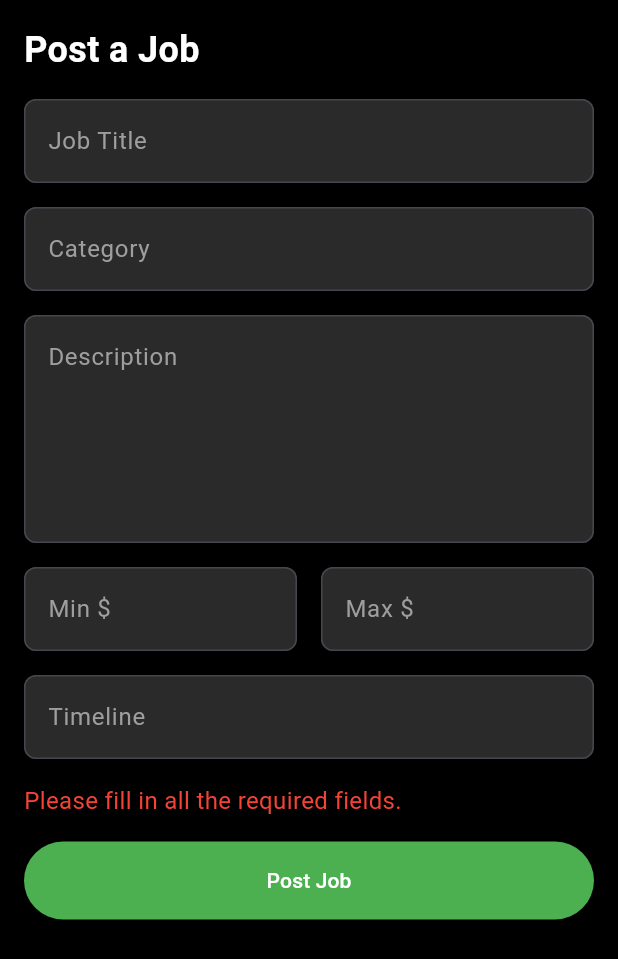
After one commit to timsinadipesh/GigHire, a Flutter app: the JobPostingScreen screen opened by its route, after a tap on "Post Job", on a phone screen of 412 x 824 dp. The commit adds this screen. Shown: the top 959 px of the screen. Run offline on Flutter 3.47's test engine with Material 3 defaults, Android fonts, the phone set to English and light mode, and no system bars; our stand-ins replace cached_network_image, cloud_firestore, firebase_auth, firebase_core, firebase_storage, image_picker; accounts and stored records are empty; Roboto replaces fonts that are missing (Arial).

Commit message:
post job v1

```diff
--- /dev/null
+++ b/devtools_options.yaml
@@ -0,0 +1,3 @@
+description: This file stores settings for Dart & Flutter DevTools.
+documentation: https://docs.flutter.dev/tools/devtools/extensions#configure-extension-enablement-states
+extensions:
--- /dev/null
+++ b/lib/client/job_posting_screen.dart
@@ -0,0 +1,234 @@
+import 'package:flutter/material.dart';
+import 'package:cloud_firestore/cloud_firestore.dart';
+import 'package:gighire/base_user/globals.dart';
+
+class JobPostingScreen extends StatefulWidget {
+  const JobPostingScreen({Key? key}) : super(key: key);
+
+  @override
+  _JobPostingScreenState createState() => _JobPostingScreenState();
+}
+
+class _JobPostingScreenState extends State<JobPostingScreen> {
+  final FirebaseFirestore _firestore = FirebaseFirestore.instance;
+
+  final TextEditingController _jobTitleController = TextEditingController();
+  final TextEditingController _categoryController = TextEditingController();
+  final TextEditingController _descriptionController = TextEditingController();
+  final TextEditingController _minBudgetController = TextEditingController();
+  final TextEditingController _maxBudgetController = TextEditingController();
+  final TextEditingController _timelineController = TextEditingController();
+
+  bool _isLoading = false;
+  String _errorMessage = '';
+
+  @override
+  Widget build(BuildContext context) {
+    return Scaffold(
+      backgroundColor: Colors.black,
+      body: SafeArea(
+        child: Padding(
+          padding: const EdgeInsets.all(16.0),
+          child: Column(
+            crossAxisAlignment: CrossAxisAlignment.stretch,
+            children: [
+              Text(
+                'Post a Job',
+                style: TextStyle(
+                  color: Colors.white,
+                  fontSize: 24.0,
+                  fontWeight: FontWeight.bold,
+                ),
+              ),
+              SizedBox(height: 16.0),
+              TextField(
+                controller: _jobTitleController,
+                style: TextStyle(color: Colors.white),
+                decoration: InputDecoration(
+                  hintText: 'Job Title',
+                  hintStyle: TextStyle(color: Colors.grey),
+                  border: OutlineInputBorder(
+                    borderRadius: BorderRadius.circular(8.0),
+                    borderSide: BorderSide(color: Colors.grey),
+                  ),
+                  filled: true,
+                  fillColor: Color(0xFF2A2A2A),
+                ),
+              ),
+              SizedBox(height: 16.0),
+              TextField(
+                controller: _categoryController,
+                style: TextStyle(color: Colors.white),
+                decoration: InputDecoration(
+                  hintText: 'Category',
+                  hintStyle: TextStyle(color: Colors.grey),
+                  border: OutlineInputBorder(
+                    borderRadius: BorderRadius.circular(8.0),
+                    borderSide: BorderSide(color: Colors.grey),
+                  ),
+                  filled: true,
+                  fillColor: Color(0xFF2A2A2A),
+                ),
+              ),
+              SizedBox(height: 16.0),
+              TextField(
+                controller: _descriptionController,
+                style: TextStyle(color: Colors.white),
+                maxLines: 5,
+                decoration: InputDecoration(
+                  hintText: 'Description',
+                  hintStyle: TextStyle(color: Colors.grey),
+                  border: OutlineInputBorder(
+                    borderRadius: BorderRadius.circular(8.0),
+                    borderSide: BorderSide(color: Colors.grey),
+                  ),
+                  filled: true,
+                  fillColor: Color(0xFF2A2A2A),
+                ),
+              ),
+              SizedBox(height: 16.0),
+              Row(
+                children: [
+                  Expanded(
+                    child: TextField(
+                      controller: _minBudgetController,
+                      style: TextStyle(color: Colors.white),
+                      decoration: InputDecoration(
+                        hintText: 'Min \$',
+                        hintStyle: TextStyle(color: Colors.grey),
+                        border: OutlineInputBorder(
+                          borderRadius: BorderRadius.circular(8.0),
+                          borderSide: BorderSide(color: Colors.grey),
+                        ),
+                        filled: true,
+                        fillColor: Color(0xFF2A2A2A),
+                      ),
+                    ),
+                  ),
+                  SizedBox(width: 16.0),
+                  Expanded(
+                    child: TextField(
+                      controller: _maxBudgetController,
+                      style: TextStyle(color: Colors.white),
+                      decoration: InputDecoration(
+                        hintText: 'Max \$',
+                        hintStyle: TextStyle(color: Colors.grey),
+                        border: OutlineInputBorder(
+                          borderRadius: BorderRadius.circular(8.0),
+                          borderSide: BorderSide(color: Colors.grey),
+                        ),
+                        filled: true,
+                        fillColor: Color(0xFF2A2A2A),
+                      ),
+                    ),
+                  ),
+                ],
+              ),
+              SizedBox(height: 16.0),
+              TextField(
+                controller: _timelineController,
+                style: TextStyle(color: Colors.white),
+                decoration: InputDecoration(
+                  hintText: 'Timeline',
+                  hintStyle: TextStyle(color: Colors.grey),
+                  border: OutlineInputBorder(
+                    borderRadius: BorderRadius.circular(8.0),
+                    borderSide: BorderSide(color: Colors.grey),
+                  ),
+                  filled: true,
+                  fillColor: Color(0xFF2A2A2A),
+                ),
+              ),
+              SizedBox(height: 16.0),
+              if (_errorMessage.isNotEmpty)
+                Text(
+                  _errorMessage,
+                  style: TextStyle(
+                    color: Colors.red,
+                    fontSize: 16.0,
+                  ),
+                ),
+              SizedBox(height: 16.0),
+              ElevatedButton(
+                onPressed: _isLoading ? null : _postJob,
+                style: ElevatedButton.styleFrom(
+                  backgroundColor: Color(0xFF4CAF50),
+                  foregroundColor: Colors.white,
+                  padding: EdgeInsets.symmetric(vertical: 16.0),
+                ),
+                child: _isLoading
+                    ? CircularProgressIndicator(
+                  valueColor: AlwaysStoppedAnimation<Color>(Colors.white),
+                )
+                    : Text('Post Job'),
+              ),
+            ],
+          ),
+        ),
+      ),
+    );
+  }
+
+  void _postJob() async {
+    setState(() {
+      _isLoading = true;
+      _errorMessage = '';
+    });
+
+    String jobTitle = _jobTitleController.text.trim();
+    String category = _categoryController.text.trim();
+    String description = _descriptionController.text.trim();
+    String minBudget = _minBudgetController.text.trim();
+    String maxBudget = _maxBudgetController.text.trim();
+    String timeline = _timelineController.text.trim();
+
+    if (jobTitle.isEmpty ||
+        category.isEmpty ||
+        description.isEmpty ||
+        minBudget.isEmpty ||
+        maxBudget.isEmpty ||
+        timeline.isEmpty) {
+      setState(() {
+        _isLoading = false;
+        _errorMessage = 'Please fill in all the required fields.';
+      });
+      return;
+    }
+
+    try {
+      // Create a new document in the "jobs" collection
+      await _firestore.collection('jobs').add({
+        'jobTitle': jobTitle,
+        'category': category,
+        'description': description,
+        'minBudget': minBudget,
+        'maxBudget': maxBudget,
+        'timeline': timeline,
+        'poster': globalUserId,
+        'timestamp': FieldValue.serverTimestamp(),
+      });
+
+      // Clear the form fields
+      _jobTitleController.clear();
+      _categoryController.clear();
+      _descriptionController.clear();
+      _minBudgetController.clear();
+      _maxBudgetController.clear();
+      _timelineController.clear();
+
+      // Display a success message or navigate to a different screen
+      ScaffoldMessenger.of(context).showSnackBar(
+        SnackBar(
+          content: Text('Job posted successfully.'),
+          backgroundColor: Colors.green,
+        ),
+      );
+    } catch (e) {
+      setState(() {
+        _isLoading = false;
+        _errorMessage = 'An error occurred while posting the job.';
+      });
+      print('Error posting job: $e');
+    }
+  }
+}
--- a/lib/main.dart
+++ b/lib/main.dart
@@ -3,6 +3,7 @@ import 'package:flutter/material.dart';
 import 'package:flutter/services.dart';
 import 'package:gighire/base_user/signup_screen.dart';
 import 'package:gighire/client/client_home_screen.dart';
+import 'package:gighire/client/job_posting_screen.dart';
 import 'package:gighire/worker/worker_home_screen.dart';
 import 'package:gighire/worker/worker_profile_screen.dart';
 import 'package:gighire/base_user/login_screen.dart';
@@ -11,17 +12,6 @@ import 'package:gighire/client/client_profile_screen.dart';
 Future<void> main() async {
   WidgetsFlutterBinding.ensureInitialized();
   await Firebase.initializeApp();
-  // await Firebase.initializeApp(
-  //   options: FirebaseOptions(
-  //     apiKey: "AIzaSyA-hU5_Zy-O4rG-ZFyLZpzpojO4nkq7T1Y",
-  //     authDomain: "gighirefirebaseauth.firebaseapp.com",
-  //     projectId: "gighirefirebaseauth",
-  //     storageBucket: "gighirefirebaseauth.firebasestorage.app",
-  //     messagingSenderId: "311805614389",
-  //     appId: "1:311805614389:web:6582683930bb9411d3947c",
-  //     measurementId: "G-QYR9CPLV34",
-  //   ),
-  // );
   runApp(const MyApp());
 }
 
@@ -52,6 +42,7 @@ class MyApp extends StatelessWidget {
         '/signup': (context) => const SignupScreen(),
         '/client_home': (context) => const ClientHomeScreen(),
         '/client_profile': (context) => const ClientProfileScreen(),
+        '/post_job': (context) => const JobPostingScreen(),
         '/worker_home': (context) => const WorkerHomeScreen(),
         '/worker_profile': (context) => const WorkerProfileScreen(),
       },
```
Also changed, not shown: lib/client/client_home_screen.dart (+5 -5 lines), lib/client/post_job_screen.dart (deleted, +0 -168 lines), 1 other file.
